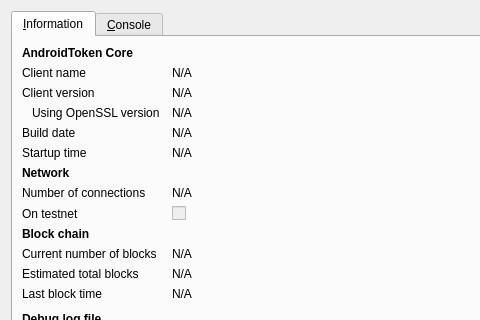
Before: the Qt Designer form src/qt/forms/rpcconsole.ui in CryptoRepairCrew/Android-Token-V2, drawn with Qt 5; both pictures show x 0 to 480 and y 0 to 320 of the 740 by 450 pixel window.
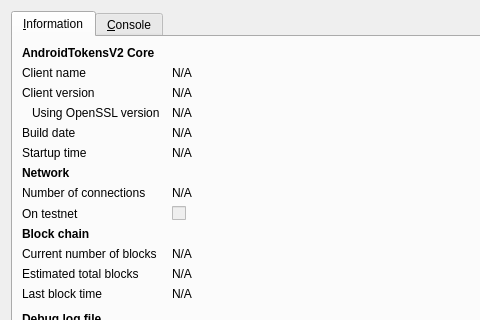
After: the same form once the commit is applied. Icons and pictures are not drawn.

Commit message: AndroidToken -> AndroidTokensV2

```diff
--- a/src/qt/forms/rpcconsole.ui
+++ b/src/qt/forms/rpcconsole.ui
@@ -36,7 +36,7 @@
           </font>
          </property>
          <property name="text">
-          <string>AndroidToken Core</string>
+          <string>AndroidTokensV2 Core</string>
          </property>
         </widget>
        </item>
```
Left out of the diff: 6 changed lines with no effect on the pictures. The commit also changes 47 other files.
